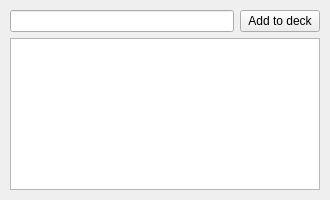
Old version of the form src/automizers/en_to_en/ui_mainWindow.ui in the repository common-47-git/atomizer-for-creating-Anki-cards.
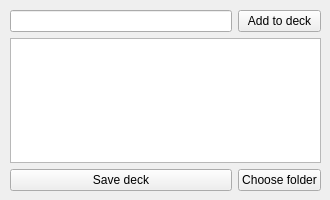
New version of the form. Icons and pictures are not drawn.

Diff of the .ui file:
```diff
--- a/src/automizers/en_to_en/ui_mainWindow.ui
+++ b/src/automizers/en_to_en/ui_mainWindow.ui
@@ -16,14 +16,20 @@
   <property name="windowIcon">
    <iconset theme="QIcon::ThemeIcon::GoHome"/>
   </property>
+  <property name="iconSize">
+   <size>
+    <width>12</width>
+    <height>12</height>
+   </size>
+  </property>
   <widget class="QWidget" name="centralwidget">
-   <widget class="QWidget" name="layoutWidget">
+   <widget class="QWidget" name="">
     <property name="geometry">
      <rect>
       <x>10</x>
       <y>10</y>
-      <width>310</width>
-      <height>180</height>
+      <width>311</width>
+      <height>181</height>
      </rect>
     </property>
     <layout class="QGridLayout" name="gridLayout">
@@ -40,6 +46,20 @@
      <item row="1" column="0" colspan="2">
       <widget class="QTextBrowser" name="textBrowser"/>
      </item>
+     <item row="2" column="0">
+      <widget class="QPushButton" name="save_deck_button">
+       <property name="text">
+        <string>Save deck</string>
+       </property>
+      </widget>
+     </item>
+     <item row="2" column="1">
+      <widget class="QPushButton" name="choose_folder_button">
+       <property name="text">
+        <string>Choose folder</string>
+       </property>
+      </widget>
+     </item>
     </layout>
    </widget>
   </widget>
```
Left out of the diff: 4 changed lines with no effect on the pictures.
